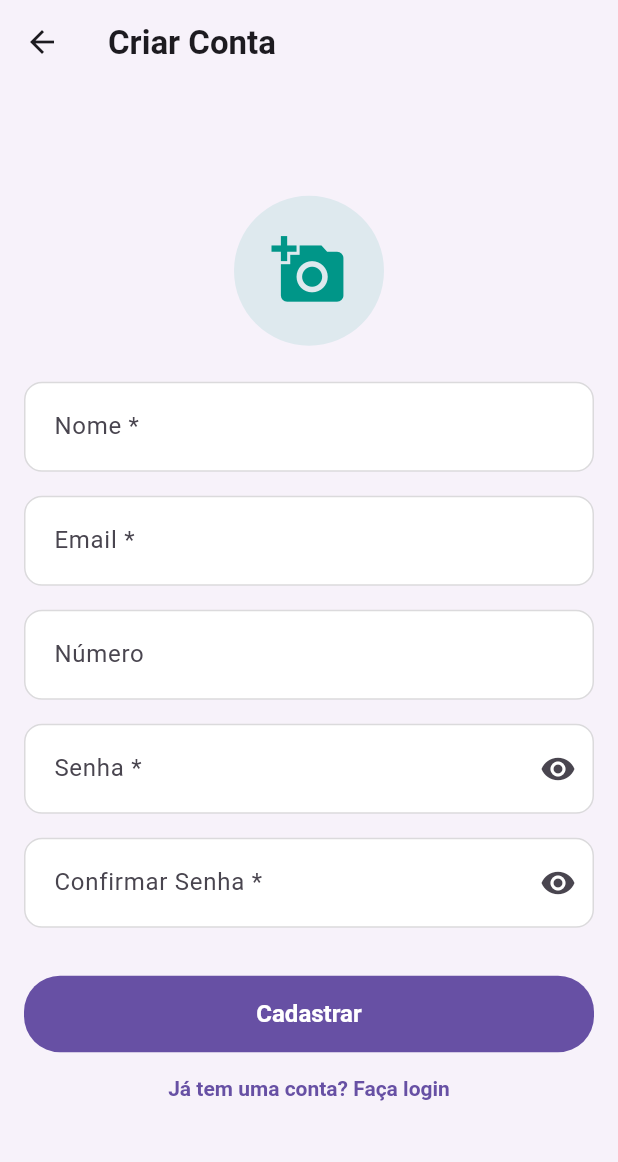
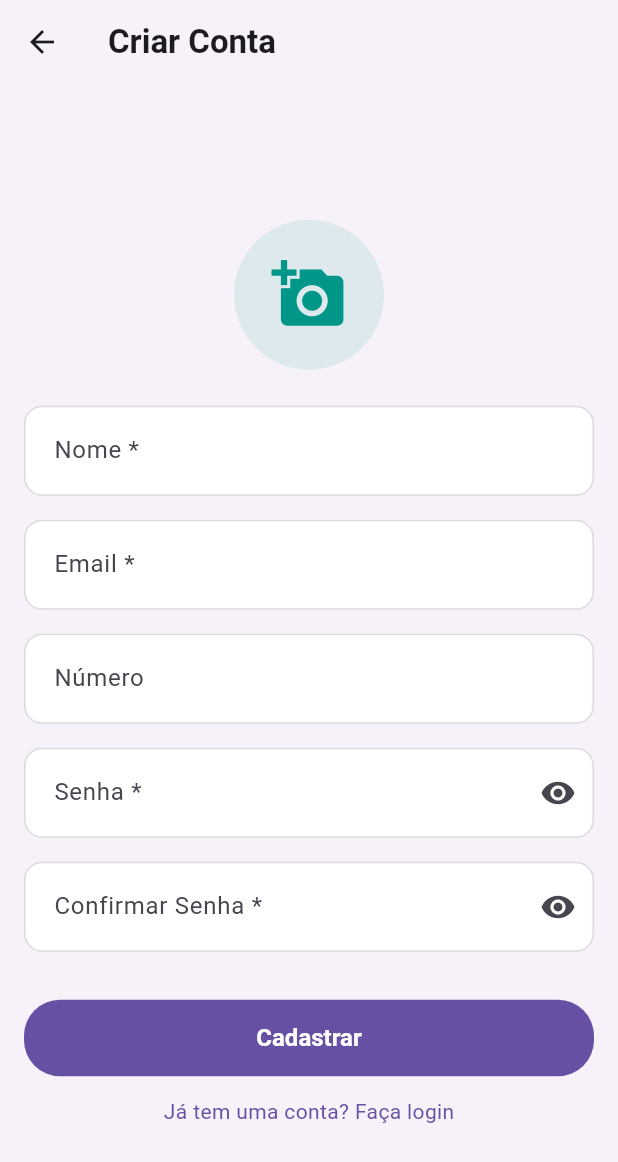
Before and after one commit to viniciusmecosta/KeyBudget, a Flutter app: the screen it shows after launch, after a tap on "Não tem uma conta? Cadastre-se", on a phone screen of 412 x 824 dp. Shown: the top 1162 px of the screen. Run offline on Flutter 3.47's test engine with Material 3 defaults, Android fonts, the phone set to English and light mode, and no system bars; drawn by our look-alikes of flutter_animate; our stand-ins replace auto_size_text, cloud_firestore, csv, file_picker, firebase_auth, firebase_core and 14 more; missing offline and left inert: encrypt, google_mlkit_text_recognition, googleapis, local_auth_android, syncfusion_flutter_pdf, syncfusion_flutter_pdfviewer; accounts and stored records are empty.

Commit message:
refactor: Standardize theme, polish layouts, and improve animations

```diff
--- a/lib/app/widgets/activity_tile_widget.dart
+++ b/lib/app/widgets/activity_tile_widget.dart
@@ -35,8 +35,8 @@ class ActivityTile extends StatelessWidget {
     return Card(
       margin: EdgeInsets.zero,
       child: InkWell(
-        onTap: () =>
-            NavigationUtils.push(context, ExpenseDetailScreen(expense: expense)),
+        onTap: () => NavigationUtils.push(
+            context, ExpenseDetailScreen(expense: expense)),
         borderRadius: BorderRadius.circular(AppTheme.radiusL),
         child: Padding(
           padding: const EdgeInsets.all(AppTheme.spaceM),
--- a/lib/features/auth/view/login_screen.dart
+++ b/lib/features/auth/view/login_screen.dart
@@ -2,6 +2,7 @@ import 'package:flutter/material.dart';
 import 'package:font_awesome_flutter/font_awesome_flutter.dart';
 import 'package:key_budget/app/config/app_theme.dart';
 import 'package:key_budget/app/utils/navigation_utils.dart';
+import 'package:key_budget/app/widgets/password_form_field.dart';
 import 'package:key_budget/core/services/snackbar_service.dart';
 import 'package:key_budget/features/auth/view/register_screen.dart';
 import 'package:key_budget/features/auth/viewmodel/auth_viewmodel.dart';
@@ -68,6 +69,7 @@ class _LoginScreenState extends State<LoginScreen> {
 
   @override
   Widget build(BuildContext context) {
+    final theme = Theme.of(context);
     return AuthPageLayout(
       child: Column(
         children: [
@@ -87,13 +89,9 @@ class _LoginScreenState extends State<LoginScreen> {
                       : null,
                 ),
                 const SizedBox(height: AppTheme.spaceM),
-                TextFormField(
+                PasswordFormField(
                   controller: _passwordController,
-                  decoration: const InputDecoration(
-                    labelText: 'Senha',
-                    prefixIcon: Icon(Icons.lock_outline),
-                  ),
-                  obscureText: true,
+                  labelText: 'Senha',
                   validator: (value) => (value == null || value.length < 6)
                       ? 'A senha deve ter pelo menos 6 caracteres'
                       : null,
@@ -101,7 +99,7 @@ class _LoginScreenState extends State<LoginScreen> {
               ],
             ),
           ),
-          const SizedBox(height: AppTheme.spaceL),
+          const SizedBox(height: AppTheme.spaceXL),
           Consumer<AuthViewModel>(
             builder: (context, viewModel, child) {
               return Column(
@@ -138,12 +136,17 @@ class _LoginScreenState extends State<LoginScreen> {
               );
             },
           ),
-          const SizedBox(height: AppTheme.spaceM),
+          const SizedBox(height: AppTheme.spaceL),
           TextButton(
             onPressed: () {
               NavigationUtils.push(context, const RegisterScreen());
             },
-            child: const Text("Não tem uma conta? Cadastre-se"),
+            child: Text(
+              "Não tem uma conta? Cadastre-se",
+              style: theme.textTheme.bodyMedium?.copyWith(
+                color: theme.colorScheme.primary,
+              ),
+            ),
           )
         ],
       ),
--- a/lib/features/auth/view/register_screen.dart
+++ b/lib/features/auth/view/register_screen.dart
@@ -2,6 +2,7 @@ import 'package:flutter/material.dart';
 import 'package:key_budget/app/config/app_theme.dart';
 import 'package:key_budget/app/utils/app_animations.dart';
 import 'package:key_budget/app/widgets/image_picker_widget.dart';
+import 'package:key_budget/app/widgets/password_form_field.dart';
 import 'package:key_budget/core/services/snackbar_service.dart';
 import 'package:key_budget/core/utils/formatters.dart';
 import 'package:key_budget/features/auth/viewmodel/auth_viewmodel.dart';
@@ -23,8 +24,6 @@ class _RegisterScreenState extends State<RegisterScreen> {
   final _passwordController = TextEditingController();
   final _confirmPasswordController = TextEditingController();
   String? _avatarPath;
-  bool _isPasswordVisible = false;
-  bool _isConfirmPasswordVisible = false;
 
   final _phoneMaskFormatter = MaskTextInputFormatter(
     mask: '(##) #####-####',
@@ -68,8 +67,14 @@ class _RegisterScreenState extends State<RegisterScreen> {
 
   @override
   Widget build(BuildContext context) {
+    final theme = Theme.of(context);
     return Scaffold(
-      appBar: AppBar(title: const Text('Criar Conta')),
+      appBar: AppBar(
+        title: Text(
+          'Criar Conta',
+          style: theme.textTheme.titleLarge,
+        ),
+      ),
       body: AppAnimations.fadeInFromBottom(Center(
         child: SingleChildScrollView(
           padding: const EdgeInsets.all(AppTheme.defaultPadding),
@@ -78,6 +83,7 @@ class _RegisterScreenState extends State<RegisterScreen> {
             child: Column(
               mainAxisAlignment: MainAxisAlignment.center,
               children: [
+                const SizedBox(height: AppTheme.spaceXL),
                 ImagePickerWidget(
                   onImageSelected: (path) {
                     _avatarPath = path;
@@ -112,38 +118,17 @@ class _RegisterScreenState extends State<RegisterScreen> {
                   keyboardType: TextInputType.phone,
                 ),
                 const SizedBox(height: AppTheme.spaceM),
-                TextFormField(
+                PasswordFormField(
                   controller: _passwordController,
-                  obscureText: !_isPasswordVisible,
-                  decoration: InputDecoration(
-                    labelText: 'Senha *',
-                    suffixIcon: IconButton(
-                      icon: Icon(_isPasswordVisible
-                          ? Icons.visibility_off
-                          : Icons.visibility),
-                      onPressed: () => setState(
-                          () => _isPasswordVisible = !_isPasswordVisible),
-                    ),
-                  ),
+                  labelText: 'Senha *',
                   validator: (value) => (value == null || value.length < 6)
                       ? 'A senha deve ter pelo menos 6 caracteres'
                       : null,
                 ),
                 const SizedBox(height: AppTheme.spaceM),
-                TextFormField(
+                PasswordFormField(
                   controller: _confirmPasswordController,
-                  obscureText: !_isConfirmPasswordVisible,
-                  decoration: InputDecoration(
-                    labelText: 'Confirmar Senha *',
-                    suffixIcon: IconButton(
-                      icon: Icon(_isConfirmPasswordVisible
-                          ? Icons.visibility_off
-                          : Icons.visibility),
-                      onPressed: () => setState(() =>
-                          _isConfirmPasswordVisible =
-                              !_isConfirmPasswordVisible),
-                    ),
-                  ),
+                  labelText: 'Confirmar Senha *',
                   validator: (value) => value != _passwordController.text
                       ? 'As senhas não coincidem'
                       : null,
@@ -164,7 +149,12 @@ class _RegisterScreenState extends State<RegisterScreen> {
                 ),
                 TextButton(
                   onPressed: () => Navigator.of(context).pop(),
-                  child: const Text('Já tem uma conta? Faça login'),
+                  child: Text(
+                    'Já tem uma conta? Faça login',
+                    style: theme.textTheme.bodyMedium?.copyWith(
+                      color: theme.colorScheme.primary,
+                    ),
+                  ),
                 )
               ],
             ),
--- a/lib/features/dashboard/widgets/quick_actions_section.dart
+++ b/lib/features/dashboard/widgets/quick_actions_section.dart
@@ -63,7 +63,7 @@ class QuickActionsSection extends StatelessWidget {
         onTap: onTap,
         borderRadius: BorderRadius.circular(AppTheme.radiusL),
         child: Container(
-          padding: const EdgeInsets.all(AppTheme.spaceM + 2),
+          padding: const EdgeInsets.all(AppTheme.spaceL),
           decoration: BoxDecoration(
             borderRadius: BorderRadius.circular(AppTheme.radiusL),
             border: Border.all(
@@ -74,7 +74,7 @@ class QuickActionsSection extends StatelessWidget {
             crossAxisAlignment: CrossAxisAlignment.start,
             children: [
               Container(
-                padding: const EdgeInsets.all(AppTheme.spaceM - 2),
+                padding: const EdgeInsets.all(AppTheme.spaceS + 2),
                 decoration: BoxDecoration(
                   color: color.withAlpha((255 * 0.12).round()),
                   borderRadius: BorderRadius.circular(AppTheme.radiusM),
@@ -91,7 +91,6 @@ class QuickActionsSection extends StatelessWidget {
                 style: theme.textTheme.titleMedium?.copyWith(
                   fontWeight: FontWeight.w700,
                   color: theme.colorScheme.onSurface,
-                  fontSize: 16,
                 ),
               ),
               const SizedBox(height: AppTheme.spaceXS),
@@ -100,7 +99,6 @@ class QuickActionsSection extends StatelessWidget {
                 style: theme.textTheme.bodySmall?.copyWith(
                   color: theme.colorScheme.onSurface
                       .withAlpha((255 * 0.65).round()),
-                  fontSize: 13,
                   fontWeight: FontWeight.w500,
                 ),
               ),
--- a/pubspec.yaml
+++ b/pubspec.yaml
@@ -1,7 +1,7 @@
 name: key_budget
 description: "Key Budget"
 publish_to: 'Vinicius'
-version: 0.0.1
+version: 0.0.2
 
 environment:
   sdk: ">=3.4.3 <4.0.0"
```
Also changed, not shown: lib/app/config/app_theme.dart (+13 -10 lines), lib/app/widgets/main_bottom_navigation_bar.dart (+6 -3 lines), lib/features/credentials/view/credentials_screen.dart (+5 -2 lines), lib/features/documents/view/documents_screen.dart (+2 -10 lines), lib/features/expenses/view/expenses_screen.dart (+5 -15 lines), lib/features/expenses/widgets/expense_form.dart (+7 -5 lines), lib/features/user/view/user_screen.dart (+19 -13 lines), lib/app/widgets/animated_list_item.dart (line endings or trailing spaces).
